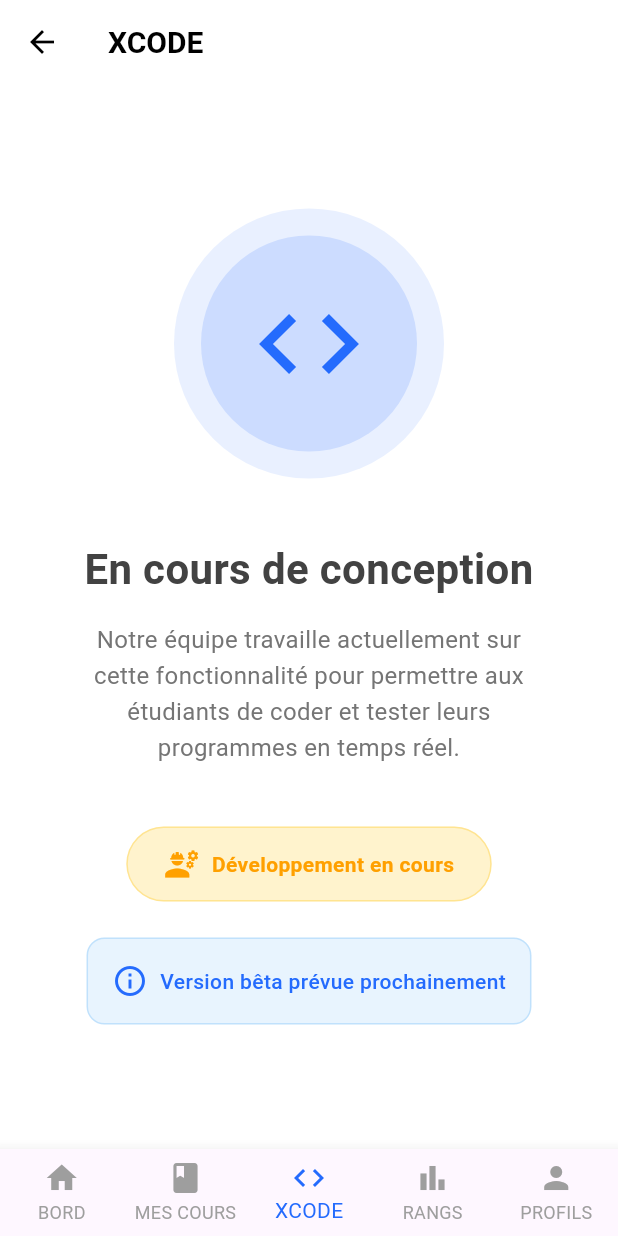
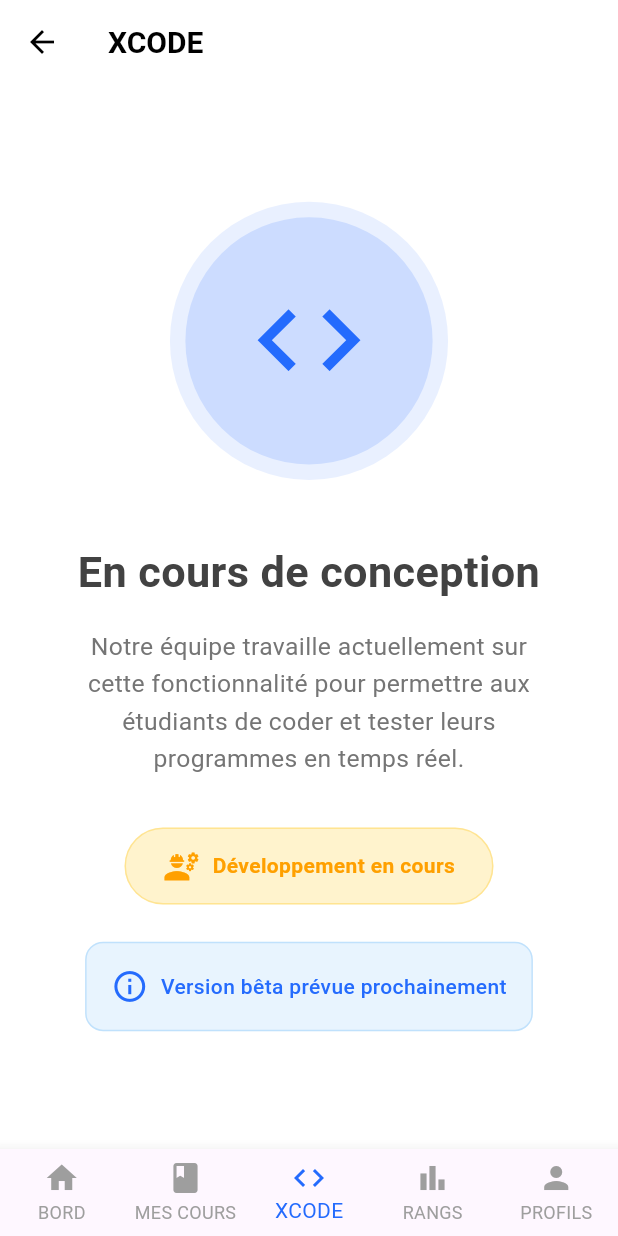
Before and after one commit to Jack-Ny/AppSchool, a Flutter app: the XCodeScreen screen opened by its route, on a phone screen of 412 x 824 dp. Run offline on Flutter 3.47's test engine with Material 3 defaults, Android fonts, the phone set to English and light mode, and no system bars; our stand-ins replace file_picker, image_picker, shared_preferences, supabase_flutter; accounts and stored records are empty.

```diff
--- a/lib/screens/xcode/xcode_screen.dart
+++ b/lib/screens/xcode/xcode_screen.dart
@@ -9,7 +9,7 @@ class XCodeScreen extends StatefulWidget {
 }
 
 class _XCodeScreenState extends State<XCodeScreen> {
-  int _selectedIndex = 2; // Pour la bottomNavigationBar (XCODE)
+  int _selectedIndex = 2;
 
   void _onBottomNavTap(int index) {
     if (_selectedIndex != index) {
@@ -32,6 +32,10 @@ class _XCodeScreenState extends State<XCodeScreen> {
 
   @override
   Widget build(BuildContext context) {
+    // Récupérer les dimensions de l'écran
+    final screenWidth = MediaQuery.of(context).size.width;
+    final screenHeight = MediaQuery.of(context).size.height;
+
     return Scaffold(
       backgroundColor: Colors.white,
       appBar: AppBar(
@@ -52,71 +56,75 @@ class _XCodeScreenState extends State<XCodeScreen> {
         elevation: 0,
       ),
       body: Center(
+        child: SingleChildScrollView(
           child: Container(
-          padding: const EdgeInsets.all(24),
+            padding: EdgeInsets.symmetric(
+              horizontal: screenWidth * 0.06, // Responsive padding
+              vertical: screenHeight * 0.04,
+            ),
             child: Column(
               mainAxisAlignment: MainAxisAlignment.center,
               children: [
-              // Icône de code avec cercle décoratif
+                // Icône avec cercle décoratif
                 Stack(
                   alignment: Alignment.center,
                   children: [
                     Container(
-                    width: 180,
-                    height: 180,
+                      width: screenWidth * 0.45, // Adaptation taille cercle
+                      height: screenWidth * 0.45,
                       decoration: BoxDecoration(
                         color: AppColors.primaryBlue.withOpacity(0.1),
                         shape: BoxShape.circle,
                       ),
                     ),
                     Container(
-                    padding: const EdgeInsets.all(32),
+                      padding: EdgeInsets.all(screenWidth * 0.1),
                       decoration: BoxDecoration(
                         color: AppColors.primaryBlue.withOpacity(0.15),
                         borderRadius: BorderRadius.circular(100),
                       ),
                       child: Icon(
                         Icons.code,
-                      size: 80,
+                        size: screenWidth * 0.2, // Adaptation taille icône
                         color: AppColors.primaryBlue,
                       ),
                     ),
                   ],
                 ),
-              const SizedBox(height: 40),
+                SizedBox(height: screenHeight * 0.05),
 
                 // Titre principal
                 Text(
                   'En cours de conception',
                   style: TextStyle(
-                  fontSize: 28,
+                    fontSize: screenWidth * 0.07,
                     fontWeight: FontWeight.bold,
                     color: Colors.grey[800],
                   ),
                   textAlign: TextAlign.center,
                 ),
-              const SizedBox(height: 16),
+                SizedBox(height: screenHeight * 0.02),
 
                 // Message descriptif
                 Padding(
-                padding: const EdgeInsets.symmetric(horizontal: 32),
+                  padding: EdgeInsets.symmetric(horizontal: screenWidth * 0.08),
                   child: Text(
                     'Notre équipe travaille actuellement sur cette fonctionnalité pour permettre aux étudiants de coder et tester leurs programmes en temps réel.',
                     style: TextStyle(
-                    fontSize: 16,
+                      fontSize: screenWidth * 0.04,
                       color: Colors.grey[600],
                       height: 1.5,
                     ),
                     textAlign: TextAlign.center,
                   ),
                 ),
-              const SizedBox(height: 40),
+                SizedBox(height: screenHeight * 0.04),
 
                 // Badge de statut
                 Container(
-                padding: const EdgeInsets.symmetric(
-                  horizontal: 24,
-                  vertical: 12,
+                  padding: EdgeInsets.symmetric(
+                    horizontal: screenWidth * 0.06,
+                    vertical: screenHeight * 0.015,
                   ),
                   decoration: BoxDecoration(
                     color: Colors.amber.withOpacity(0.2),
@@ -132,8 +140,9 @@ class _XCodeScreenState extends State<XCodeScreen> {
                       Icon(
                         Icons.engineering,
                         color: Colors.amber[700],
+                        size: screenWidth * 0.06,
                       ),
-                    const SizedBox(width: 8),
+                      SizedBox(width: screenWidth * 0.02),
                       Text(
                         'Développement en cours',
                         style: TextStyle(
@@ -146,9 +155,9 @@ class _XCodeScreenState extends State<XCodeScreen> {
                 ),
 
                 // Info supplémentaire
-              const SizedBox(height: 24),
+                SizedBox(height: screenHeight * 0.03),
                 Container(
-                padding: const EdgeInsets.all(16),
+                  padding: EdgeInsets.all(screenWidth * 0.04),
                   decoration: BoxDecoration(
                     color: Colors.blue.withOpacity(0.1),
                     borderRadius: BorderRadius.circular(12),
@@ -162,8 +171,9 @@ class _XCodeScreenState extends State<XCodeScreen> {
                       Icon(
                         Icons.info_outline,
                         color: AppColors.primaryBlue,
+                        size: screenWidth * 0.06,
                       ),
-                    const SizedBox(width: 8),
+                      SizedBox(width: screenWidth * 0.02),
                       Text(
                         'Version bêta prévue prochainement',
                         style: TextStyle(
@@ -175,6 +185,7 @@ class _XCodeScreenState extends State<XCodeScreen> {
                   ),
                 ),
               ],
+            ),
           ),
         ),
       ),
```
Also changed, not shown: lib/models/tp.dart (+39 -5 lines), lib/screens/courses/add_course_screen.dart (+9 -3 lines), lib/services/auth_service.dart (+7 -0 lines), lib/services/user_service.dart (+27 -2 lines). Lines whose indentation alone changed are shown as unchanged.
